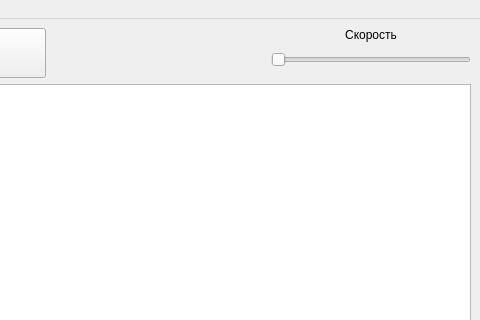
Qt form src/ui/mainwindow.ui (0x20cd/turing) before a commit; both pictures show x 544 to 1024 and y 0 to 320 of the 1024 by 640 pixel window.
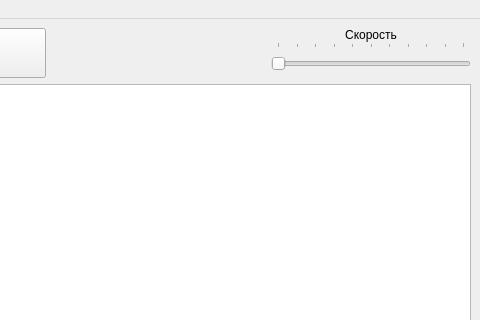
The same form after that commit. Icons and pictures are not drawn.

Commit message: table widget

Diff of the .ui file:
```diff
--- a/src/ui/mainwindow.ui
+++ b/src/ui/mainwindow.ui
@@ -228,6 +228,12 @@
           <property name="orientation">
            <enum>Qt::Horizontal</enum>
           </property>
+          <property name="tickPosition">
+           <enum>QSlider::TicksAbove</enum>
+          </property>
+          <property name="tickInterval">
+           <number>1000</number>
+          </property>
          </widget>
         </item>
        </layout>
```
Left out of the diff: 23 changed lines with no effect on the pictures. The commit also changes 2 other files.
